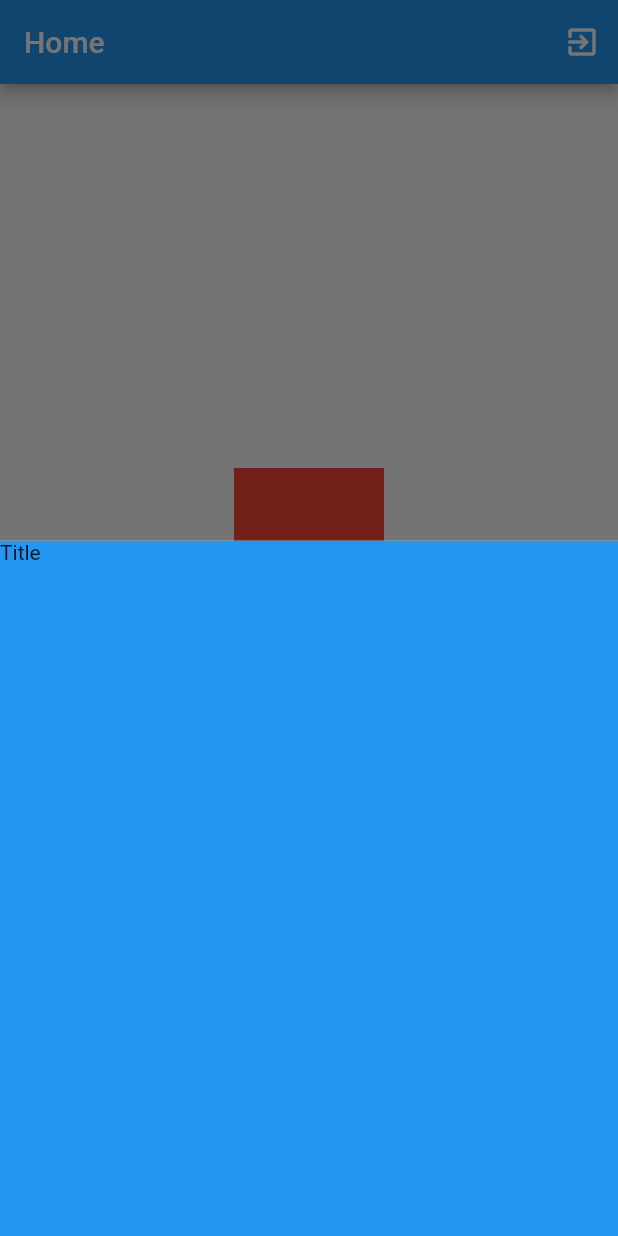
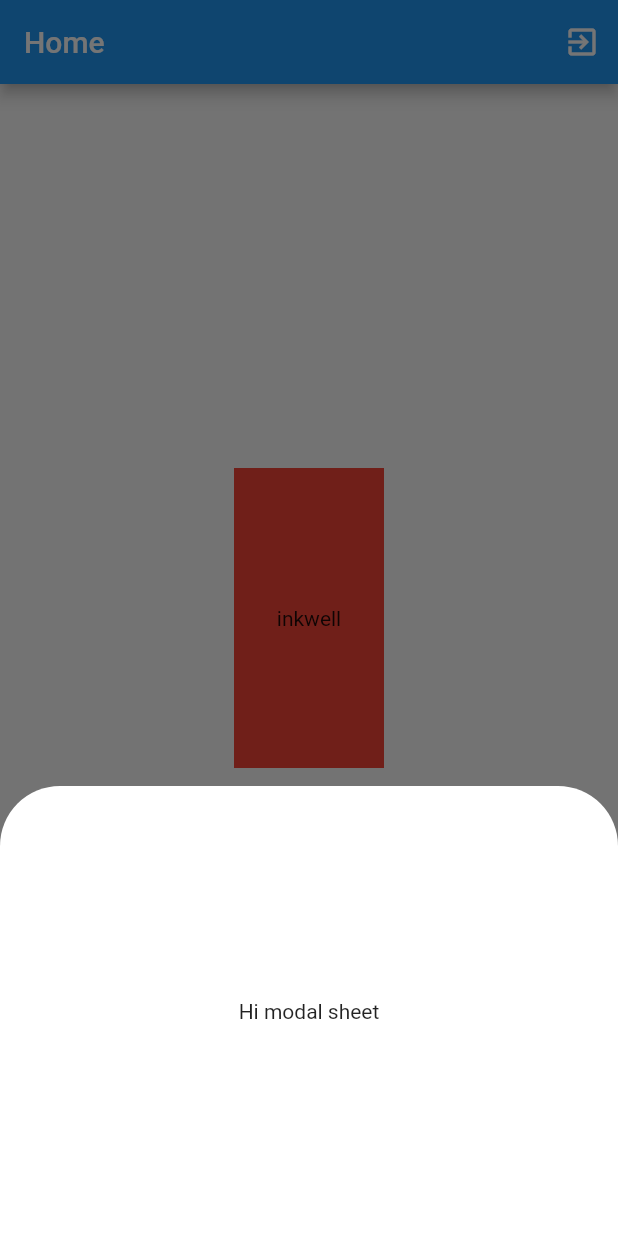
Before and after one commit to joyal670/Flutter_hive, a Flutter app: the DashBoardScreen screen opened directly, after a tap on the "exit to app" icon, on a phone screen of 412 x 824 dp. Run offline on Flutter 3.47's test engine with Material 2 defaults, Android fonts, the phone set to English and light mode, and no system bars; our stand-ins replace hive, hive_flutter, motion_toast, shared_preferences, toast; accounts and stored records are empty.

Commit message:
fixed bottom sheet color issue and radius

```diff
--- a/lib/db/listing.dart
+++ b/lib/db/listing.dart
@@ -7,8 +7,8 @@ ValueNotifier<List<UserModel>> userModelListener = ValueNotifier([]);
 
 void addUser(UserModel model) async {
   final studentTable = await Hive.openBox<UserModel>('student_db');
-  final _id = await studentTable.add(model);
-  model.id = _id;
+  //final _id = await studentTable.add(model);
+  model.id = await studentTable.add(model);
   userModelListener.value.add(model);
   userModelListener.notifyListeners();
 }
--- a/lib/home/dashboard.dart
+++ b/lib/home/dashboard.dart
@@ -68,19 +68,18 @@ class _DashboardScreenState extends State<DashBoardScreen> {
         context: context,
         builder: (context) {
           return Container(
-            width: double.infinity,
-            height: 500,
-            color: Colors.blue,
-            child: ListView(
-              children: [
-                Text("Title"),
-                TextButton(
-                    onPressed: () {
-                      Navigator.of(context).pop();
-                    },
-                    child: Text('Close'))
-              ],
-            ),
+            height: 300.0,
+            color: const Color(0xFF737373),
+            child: Container(
+                decoration: const BoxDecoration(
+                    color: Colors.white,
+                    borderRadius: BorderRadius.only(
+                      topLeft: Radius.circular(40.0),
+                      topRight: Radius.circular(40.0),
+                    )),
+                child: const Center(
+                  child: Text("Hi modal sheet"),
+                )),
           );
         });
   }
```
Also changed, not shown: lib/home/search.dart (+2 -5 lines).
